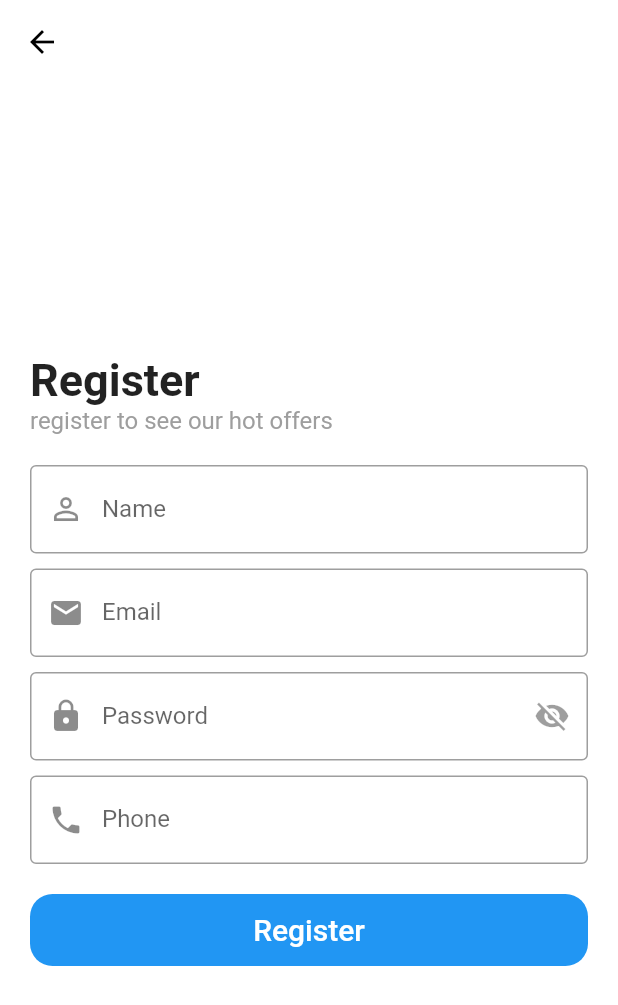
After one commit to Abdullah28-gheyad/course_playlist, a Flutter app: the screen it shows after launch, after a tap on "Login", after a tap on "Register Here", on a phone screen of 412 x 824 dp. The commit adds this screen. Shown: the top 1005 px of the screen. Run offline on Flutter 3.47's test engine with Material 2 defaults, Android fonts, the phone set to English and light mode, and no system bars; our stand-ins replace dio, flutter_bloc, sqflite, webview_flutter; accounts and stored records are empty; network calls fail.

Commit message:
Login & Register Screen

```diff
--- a/lib/main.dart
+++ b/lib/main.dart
@@ -1,5 +1,4 @@
 import 'dart:developer';
-
 
 import 'package:firstproject/layout/news_app/cubit/cubit.dart';
 import 'package:firstproject/layout/news_app/cubit/states.dart';
@@ -17,85 +16,82 @@ import 'package:flutter/material.dart';
 import 'package:flutter/services.dart';
 import 'package:flutter_bloc/flutter_bloc.dart';
 
+import 'modules/shop_app/shop_login/shop_login_screen.dart';
+
 void main() {
   Bloc.observer = MyBlocObserver();
-  DioHelper.init() ;
-  runApp(const MyApp());//run the app
+  DioHelper.init();
+  runApp(const MyApp()); //run the app
+}
 
-}
 //stateless wid
 //stateful wid
 class MyApp extends StatelessWidget //abst class  //inhrt wid
 {
   const MyApp({Key key}) : super(key: key);
 
-
   @override
   Widget build(BuildContext context) {
-
     return BlocProvider(
-      create: (BuildContext context)=>NewsCubit()..getBusinessData()..getSportsData()..getScienceData(),
-      child: BlocConsumer<NewsCubit,NewsAppStates>(
-        listener: (context,state){},
-        builder: (context,state){
-
+      create: (BuildContext context) => NewsCubit()
+        ..getBusinessData()
+        ..getSportsData()
+        ..getScienceData(),
+      child: BlocConsumer<NewsCubit, NewsAppStates>(
+        listener: (context, state) {},
+        builder: (context, state) {
           return MaterialApp(
             theme: ThemeData(
                 textTheme: TextTheme(
                     bodyText1: TextStyle(
-                      color: Colors.black ,
-                      fontSize: 18 ,
-                    )
-                ),
+                  color: Colors.black,
+                  fontSize: 18,
+                )),
                 scaffoldBackgroundColor: Colors.white,
                 appBarTheme: AppBarTheme(
-                    iconTheme: IconThemeData(
-                        color: Colors.black
-                    ),
+                    iconTheme: IconThemeData(color: Colors.black),
                     backwardsCompatibility: false,
                     systemOverlayStyle: SystemUiOverlayStyle(
-                      statusBarColor: Colors.white ,
-                      statusBarBrightness: Brightness.dark
-                    ),
-                    titleTextStyle: TextStyle(color: Colors.black , fontSize: 20 , fontWeight: FontWeight.bold),
-                    backgroundColor: Colors.white ,
-                    elevation: 0
-                ) ,
-                bottomNavigationBarTheme: BottomNavigationBarThemeData()
-            ),
+                        statusBarColor: Colors.white,
+                        statusBarBrightness: Brightness.dark),
+                    titleTextStyle: TextStyle(
+                        color: Colors.black,
+                        fontSize: 20,
+                        fontWeight: FontWeight.bold),
+                    backgroundColor: Colors.white,
+                    elevation: 0),
+                bottomNavigationBarTheme: BottomNavigationBarThemeData()),
             darkTheme: ThemeData(
-              textTheme: TextTheme(
-               bodyText1: TextStyle(
-                 color: Colors.white ,
-                 fontSize: 18 ,
-               )
-              ),
+                textTheme: TextTheme(
+                    bodyText1: TextStyle(
+                  color: Colors.white,
+                  fontSize: 18,
+                )),
                 scaffoldBackgroundColor: Colors.grey[800],
                 appBarTheme: AppBarTheme(
-                    iconTheme: IconThemeData(
-                        color: Colors.white
-                    ),
+                    iconTheme: IconThemeData(color: Colors.white),
                     backwardsCompatibility: false,
                     systemOverlayStyle: SystemUiOverlayStyle(
                         statusBarColor: Colors.grey[800],
-                        statusBarIconBrightness: Brightness.light
-                    ),
-                    titleTextStyle: TextStyle(color: Colors.white , fontSize: 20 , fontWeight: FontWeight.bold),
+                        statusBarIconBrightness: Brightness.light),
+                    titleTextStyle: TextStyle(
+                        color: Colors.white,
+                        fontSize: 20,
+                        fontWeight: FontWeight.bold),
                     backgroundColor: Colors.grey[800],
-                    elevation: 0
-                ) ,
+                    elevation: 0),
                 bottomNavigationBarTheme: BottomNavigationBarThemeData(
-                    backgroundColor: Colors.grey[800] ,
-                    unselectedItemColor: Colors.grey
-                )
-            ),
-            themeMode: NewsCubit.get(context).isLight?ThemeMode.light:ThemeMode.dark,
+                    backgroundColor: Colors.grey[800],
+                    unselectedItemColor: Colors.grey)),
+            themeMode: NewsCubit.get(context).isLight
+                ? ThemeMode.light
+                : ThemeMode.dark,
             debugShowCheckedModeBanner: false,
-            home: NewsLayout(),
+            home: ShopLoginScreen(),
           );
         },
       ),
-    ) ;
+    );
   }
 }
 
--- /dev/null
+++ b/lib/modules/shop_app/shop_login/shop_login_screen.dart
@@ -0,0 +1,94 @@
+import 'package:firstproject/modules/shop_app/shop_register/shop_register_screen.dart';
+import 'package:firstproject/shared/components/components.dart';
+import 'package:flutter/cupertino.dart';
+import 'package:flutter/material.dart';
+
+class ShopLoginScreen extends StatelessWidget {
+  var emailController = TextEditingController();
+
+  var passwordController = TextEditingController();
+
+  var formKey = GlobalKey<FormState>();
+
+  @override
+  Widget build(BuildContext context) {
+    return Scaffold(
+      appBar: AppBar(),
+      body: Padding(
+        padding: const EdgeInsets.all(20.0),
+        child: Center(
+          child: SingleChildScrollView(
+            child: Form(
+              key: formKey,
+              child: Column(
+                mainAxisAlignment: MainAxisAlignment.center,
+                crossAxisAlignment: CrossAxisAlignment.start,
+                children: [
+                  Text(
+                    'Login',
+                    style: TextStyle(fontSize: 30, fontWeight: FontWeight.bold),
+                  ),
+                  Text(
+                    'login to see our hot offers',
+                    style: TextStyle(
+                      color: Colors.grey,
+                      fontSize: 16,
+                    ),
+                  ),
+                  SizedBox(
+                    height: 20,
+                  ),
+                  customTextFormField(
+                      controller: emailController,
+                      type: TextInputType.emailAddress,
+                      validate: (String value) {
+                        if (value.isEmpty) return 'email cannot be empty';
+                        return null;
+                      },
+                      label: 'Email',
+                      prfixIcon: Icons.email),
+                  SizedBox(
+                    height: 10,
+                  ),
+                  customTextFormField(
+                      controller: passwordController,
+                      type: TextInputType.visiblePassword,
+                      validate: (String value) {
+                        if (value.isEmpty) return 'password cannot be empty';
+                        return null;
+                      },
+                      label: 'Password',
+                      prfixIcon: Icons.lock,
+                      suffixIcon: Icons.visibility_off),
+                  SizedBox(
+                    height: 10,
+                  ),
+                  customButton(
+                    function: () {
+                      if (formKey.currentState.validate()) {}
+                    },
+                    text: 'Login',
+                  ),
+                  SizedBox(
+                    height: 10,
+                  ),
+                  Row(
+                    mainAxisAlignment: MainAxisAlignment.center,
+                    children: [
+                      Text('Dont have account?'),
+                      TextButton(
+                          onPressed: () {
+                            navigateTo(context, ShopRegisterScreen());
+                          },
+                          child: Text('Register Here')),
+                    ],
+                  )
+                ],
+              ),
+            ),
+          ),
+        ),
+      ),
+    );
+  }
+}
--- /dev/null
+++ b/lib/modules/shop_app/shop_register/shop_register_screen.dart
@@ -0,0 +1,106 @@
+import 'package:firstproject/shared/components/components.dart';
+import 'package:flutter/cupertino.dart';
+import 'package:flutter/material.dart';
+
+class ShopRegisterScreen extends StatelessWidget {
+  var nameController = TextEditingController();
+
+  var emailController = TextEditingController();
+
+  var passwordController = TextEditingController();
+
+  var phoneController = TextEditingController();
+
+  var formKey = GlobalKey<FormState>();
+
+  @override
+  Widget build(BuildContext context) {
+    return Scaffold(
+      appBar: AppBar(),
+      body: Padding(
+        padding: const EdgeInsets.all(20.0),
+        child: Center(
+          child: SingleChildScrollView(
+            child: Form(
+              key: formKey,
+              child: Column(
+                crossAxisAlignment: CrossAxisAlignment.start,
+                mainAxisAlignment: MainAxisAlignment.center,
+                children: [
+                  Text(
+                    'Register',
+                    style: TextStyle(fontSize: 30, fontWeight: FontWeight.bold),
+                  ),
+                  Text(
+                    'register to see our hot offers',
+                    style: TextStyle(
+                      color: Colors.grey,
+                      fontSize: 16,
+                    ),
+                  ),
+                  SizedBox(
+                    height: 20,
+                  ),
+                  customTextFormField(
+                      controller: nameController,
+                      type: TextInputType.text,
+                      validate: (String value) {
+                        if (value.isEmpty) return 'name cannot be empty';
+                        return null;
+                      },
+                      label: 'Name',
+                      prfixIcon: Icons.perm_identity),
+                  SizedBox(
+                    height: 10,
+                  ),
+                  customTextFormField(
+                      controller: emailController,
+                      type: TextInputType.emailAddress,
+                      validate: (String value) {
+                        if (value.isEmpty) return 'email cannot be empty';
+                        return null;
+                      },
+                      label: 'Email',
+                      prfixIcon: Icons.email),
+                  SizedBox(
+                    height: 10,
+                  ),
+                  customTextFormField(
+                      controller: passwordController,
+                      type: TextInputType.visiblePassword,
+                      validate: (String value) {
+                        if (value.isEmpty) return 'password cannot be empty';
+                        return null;
+                      },
+                      label: 'Password',
+                      prfixIcon: Icons.lock,
+                      suffixIcon: Icons.visibility_off),
+                  SizedBox(
+                    height: 10,
+                  ),
+                  customTextFormField(
+                      controller: phoneController,
+                      type: TextInputType.number,
+                      validate: (String value) {
+                        if (value.isEmpty) return 'phone cannot be empty';
+                        return null;
+                      },
+                      label: 'Phone',
+                      prfixIcon: Icons.phone),
+                  SizedBox(
+                    height: 20,
+                  ),
+                  customButton(
+                      function: () {
+                        if (formKey.currentState.validate()) {}
+                      },
+                      text: 'Register')
+                ],
+              ),
+            ),
+          ),
+        ),
+      ),
+    );
+  }
+}
```
